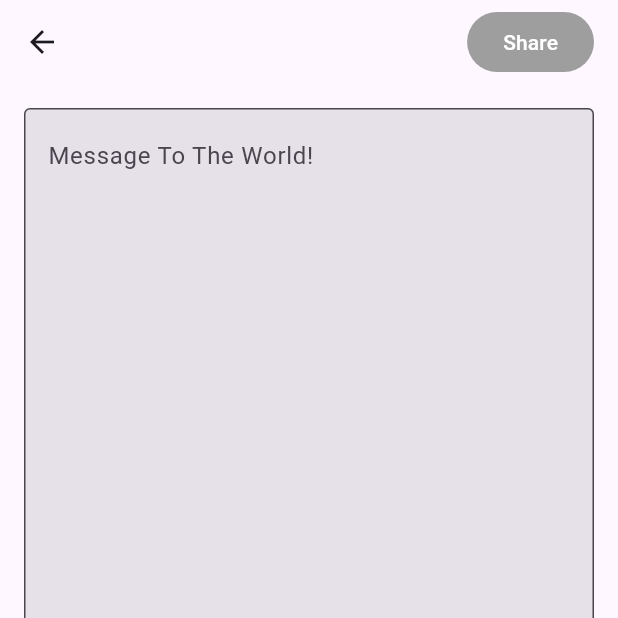
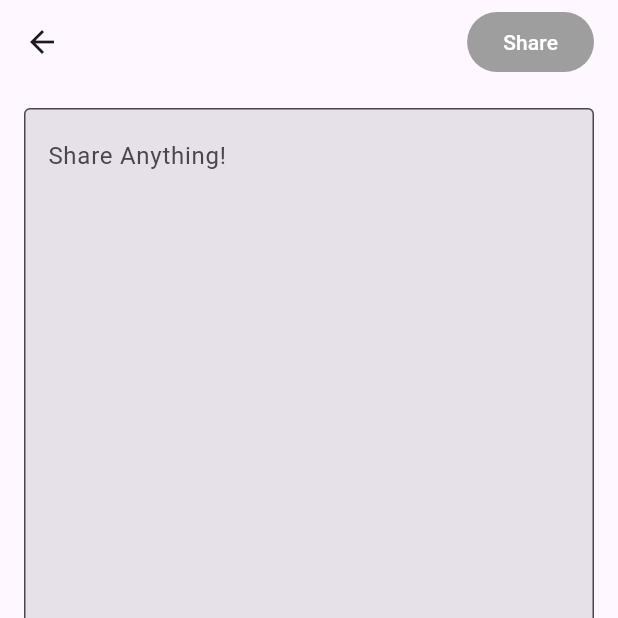
Before and after one commit to yasartt/EnMasseApp, a Flutter app: the NewActionPage screen opened directly, on a phone screen of 412 x 824 dp, the top half of it. Run offline on Flutter 3.47's test engine with Material 3 defaults, Android fonts, the phone set to English and light mode, and no system bars; our stand-ins replace extended_image, google_fonts, image_picker, photo_view, shared_preferences; accounts and stored records are empty.

Commit message:
Share anything!

```diff
--- a/lib/new_action.dart
+++ b/lib/new_action.dart
@@ -121,7 +121,7 @@ class _NewActionPageState extends State<NewActionPage> {
                 textAlignVertical: TextAlignVertical.top, // Set to top
                 decoration: InputDecoration(
                   filled: true,
-                  hintText: "Message To The World!",
+                  hintText: "Share Anything!",
                   border: OutlineInputBorder(),
                 ),
               ),
```
